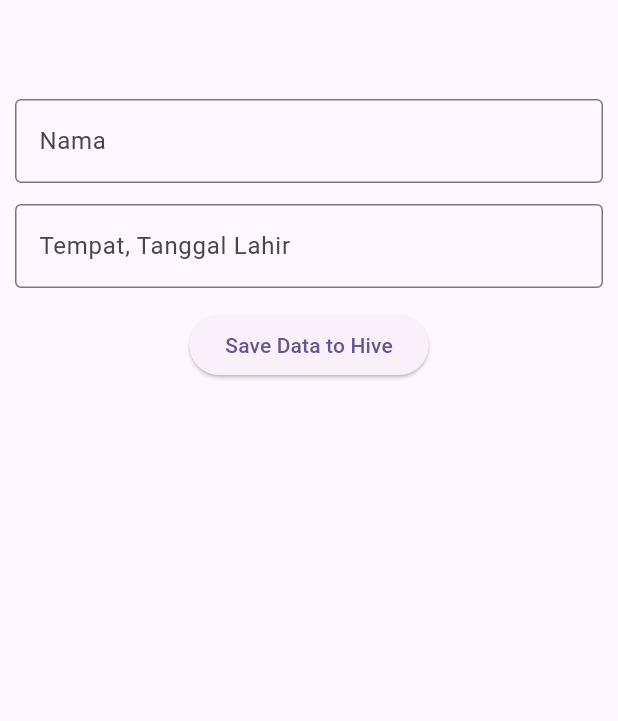
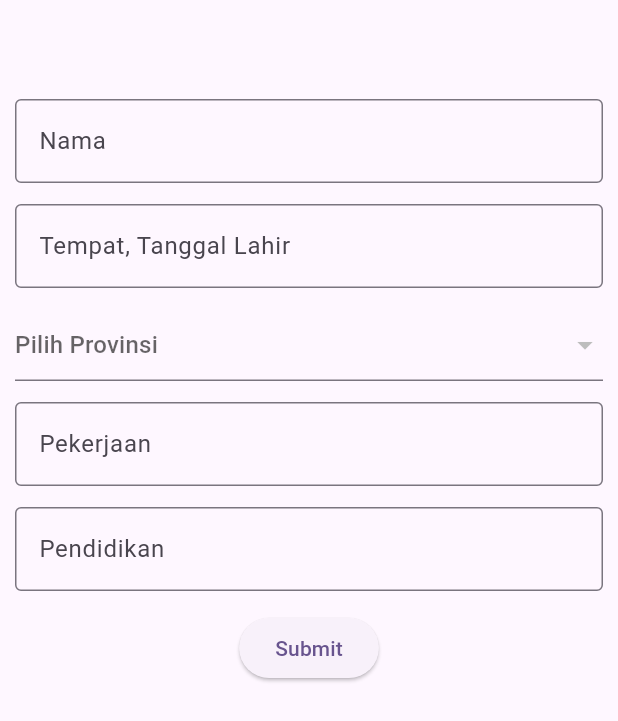
Before and after one commit to natasyakusuma/ktp_project, a Flutter app: the screen it shows after launch, on a phone screen of 412 x 824 dp. Shown: the top 721 px of the screen. Run offline on Flutter 3.47's test engine with Material 3 defaults, Android fonts, the light colour scheme and no system bars; our stand-ins replace hive, hive_flutter; accounts and stored records are empty.

Commit message:
Submit Page

```diff
--- /dev/null
+++ b/lib/domain/entities/regencies.dart
@@ -0,0 +1,18 @@
+class Regencies {
+  String id;
+  String provinceId;
+  String name;
+  String altName;
+  double latitude;
+  double longitude;
+
+  Regencies({
+    required this.id,
+    required this.provinceId,
+    required this.name,
+    required this.altName,
+    required this.latitude,
+    required this.longitude,
+  });
+
+}
--- a/lib/presentation/pages/SubmitPage.dart
+++ b/lib/presentation/pages/SubmitPage.dart
@@ -7,7 +7,6 @@ class CustomTextField extends StatelessWidget {
   final TextEditingController controller;
   final String labelText;
   final String hintText;
-
 
   CustomTextField({
     required this.controller,
@@ -30,7 +29,6 @@ class CustomTextField extends StatelessWidget {
 
 class SubmitPage extends StatefulWidget {
   @override
-
   _SubmitPageState createState() => _SubmitPageState();
 }
 
@@ -38,8 +36,29 @@ class _SubmitPageState extends State<SubmitPage> {
   final KTPRepository ktpRepository = KTPRepository();
   TextEditingController _namaController = TextEditingController();
   TextEditingController _ttlController = TextEditingController();
+  TextEditingController _pekerjaanController = TextEditingController();
+  TextEditingController _pendidikanController = TextEditingController();
   GlobalKey<FormState> _formKey = GlobalKey<FormState>();
-  List<Provinces>? provinsiItems;
+  List<Provinces>? provinceItems;
+  String? selectedProvince;
+
+  @override
+  void initState() {
+    super.initState();
+    // Fetch provinces data from the repository
+    _fetchProvincesData();
+  }
+
+  Future<void> _fetchProvincesData() async {
+    try {
+      List<Provinces>? data = await ktpRepository.getProvince();
+      provinceItems = data ?? [];
+      setState(() {});
+    } catch (e) {
+      print('Error fetching province data: $e');
+      // Handle error, show a message, or take appropriate action
+    }
+  }
 
   @override
   Widget build(BuildContext context) {
@@ -48,6 +67,8 @@ class _SubmitPageState extends State<SubmitPage> {
         appBar: AppBar(),
         body: Padding(
           padding: EdgeInsets.all(10.0),
+          child: Form(
+            key: _formKey,
             child: Column(
               children: [
                 CustomTextField(
@@ -63,13 +84,38 @@ class _SubmitPageState extends State<SubmitPage> {
                   hintText: 'Masukkan Tempat Tanggal Lahir Anda Disini',
                 ),
                 SizedBox(height: 14),
+                DropdownButtonFormField<Provinces>(
+                  hint: Text('Pilih Provinsi'),
+                  items: provinceItems?.map((province) => DropdownMenuItem<Provinces>(
+                      value: province,
+                      child: Text(province.name),)).toList(),
+                  onChanged: (Provinces? newValue) {
+                    setState(() {
+                      selectedProvince = newValue?.id ?? '';
+                    });
+                  },
+                ),
+                SizedBox(height: 14),
+                CustomTextField(
+                  controller: _pekerjaanController,
+                  labelText: 'Pekerjaan',
+                  hintText: 'Masukkan Pekerjaan Anda Disini',
+                ),
+                SizedBox(height: 14),
+                CustomTextField(
+                  controller: _pendidikanController,
+                  labelText: 'Pendidikan',
+                  hintText: 'Masukkan Pendidikan Anda Disini',
+                ),
+                SizedBox(height: 14),
                 ElevatedButton(
                   onPressed: () {
                     _saveDataToHive();
                   },
-                child: Text('Save Data to Hive'),
+                  child: Text('Submit'),
                 ),
               ],
+            ),
           ),
         ),
       ),
```
Also changed, not shown: lib/data/repository/ktp_repository.dart (+22 -3 lines), lib/domain/usecases/getProvince.dart (added). Lines whose indentation alone changed are shown as unchanged.
